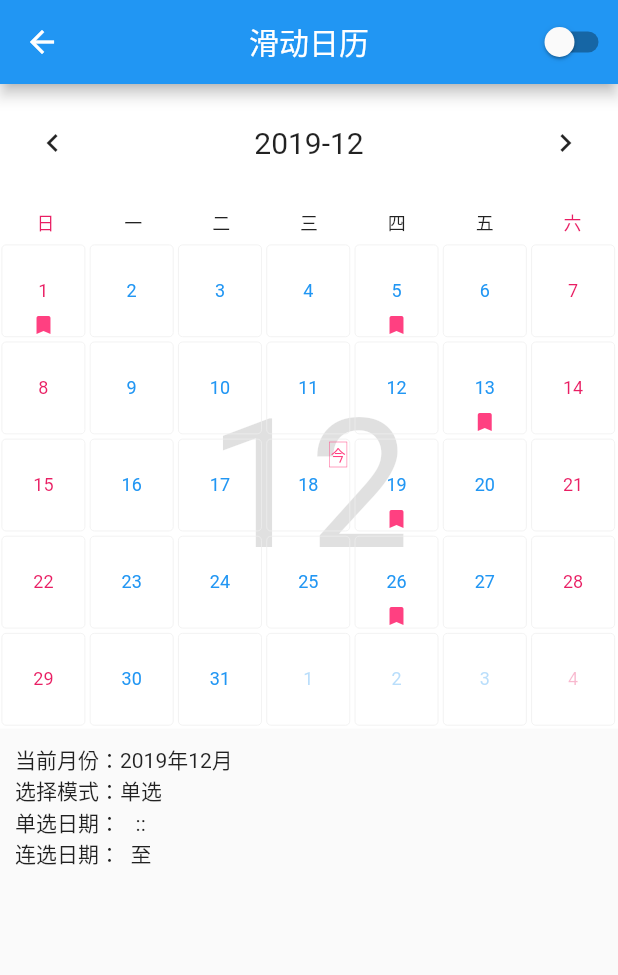
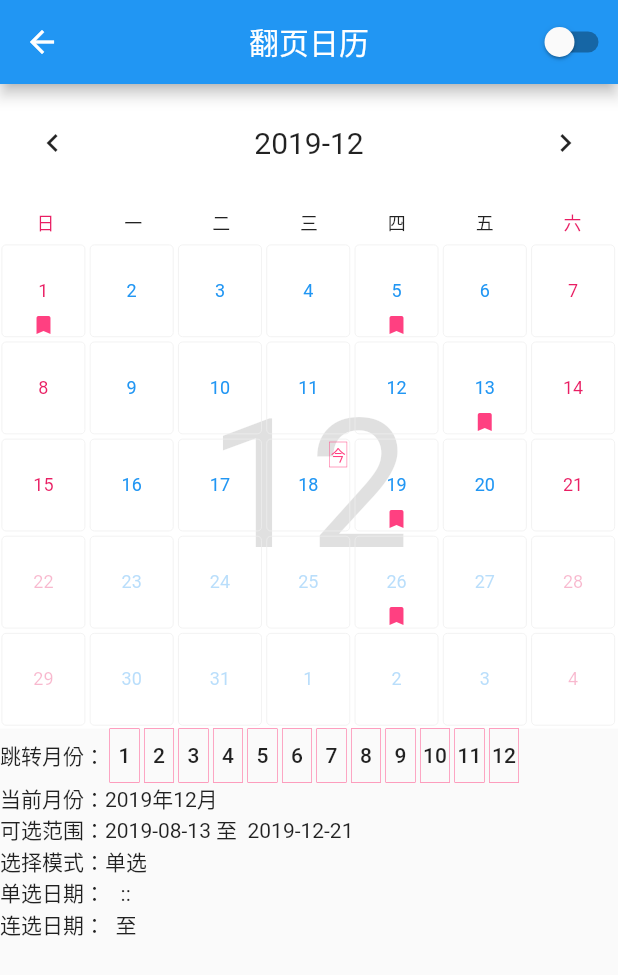
Before and after one commit to OpenFlutter/mini_calendar, a Flutter app: the MonthPageViewDemo screen opened directly, on a phone screen of 412 x 824 dp. Shown: the top 975 px of the screen. Run offline on Flutter 3.47's test engine with Material 2 defaults, Android fonts, the phone set to English and light mode, and no system bars.

Commit message:
更新demo

```diff
--- a/example/lib/main.dart
+++ b/example/lib/main.dart
@@ -29,7 +29,7 @@ class HomeWidget extends StatelessWidget {
           _buildItem(context, '显示日历', CalendarViewPage()),
           _buildItem(context, '自定义日历示例', CalendarCustomizePage()),
           Divider(),
-          _buildItem(context, '滑动日历', MonthPageViewDemo()),
+          _buildItem(context, '翻页日历', MonthPageViewDemo()),
         ],
       ),
     );
--- a/example/lib/page/month_page_view_demo.dart
+++ b/example/lib/page/month_page_view_demo.dart
@@ -17,7 +17,7 @@ class _MonthPageViewDemoState extends State<MonthPageViewDemo> {
   Widget build(BuildContext context) {
     return Scaffold(
       appBar: AppBar(
-        title: Text('滑动日历'),
+        title: Text('翻页日历'),
         centerTitle: true,
         actions: <Widget>[
           Switch(
@@ -50,6 +50,8 @@ class _MonthPageViewDemoState extends State<MonthPageViewDemo> {
                   DateDay.now().copyWith(day: 19): '444',
                   DateDay.now().copyWith(day: 26): '444',
                 },
+                minDay: DateDay.now().copyWith(month: 8, day: 13),
+                maxDay: DateDay.now().copyWith(month: 12, day: 21),
               ),
               showWeekHead: true,
               onContinuousSelectListen: (firstDay, endFay) {
@@ -68,11 +70,29 @@ class _MonthPageViewDemoState extends State<MonthPageViewDemo> {
               },
               onCreated: (controller) => _controller = controller,
             ),
-            Container(child: Text('''当前月份：${_month.toString(yearSuffix: '年', monthSuffix: '月')}
+            Wrap(
+              crossAxisAlignment: WrapCrossAlignment.center,
+              spacing: 3,
+              children: List.generate(
+                12,
+                (index) => MaterialButton(
+                  shape: RoundedRectangleBorder(side: BorderSide(width: 0.3, color: Colors.pinkAccent)),
+                  minWidth: 20,
+                  padding: EdgeInsets.zero,
+                  materialTapTargetSize: MaterialTapTargetSize.shrinkWrap,
+                  child: Text('${index + 1}'),
+                  onPressed: () => _controller?.goto(DateMonth.now().copyWith(month: index + 1)),
+                ),
+              )..insert(0, Text('跳转月份：')),
+            ),
+            Container(
+              child: Text('''当前月份：${_month.toString(yearSuffix: '年', monthSuffix: '月')}
+可选范围：${DateDay.now().copyWith(month: 8, day: 13)} 至  ${DateDay.now().copyWith(month: 12, day: 21)}
 选择模式：${_checked ? '连选' : '单选'}
 单选日期：${_day?.toString(yearSuffix: '年', monthSuffix: '月', daySuffix: '日') ?? ''}   ::   ${_data ?? ''}
 连选日期：${_firstDay?.toString(yearSuffix: '年', monthSuffix: '月', daySuffix: '日') ?? ''}  至  ${_secondDay?.toString(yearSuffix: '年', monthSuffix: '月', daySuffix: '日') ?? ''}
-'''), padding: EdgeInsets.all(10))
+'''),
+            )
           ],
         ),
       ),
```
